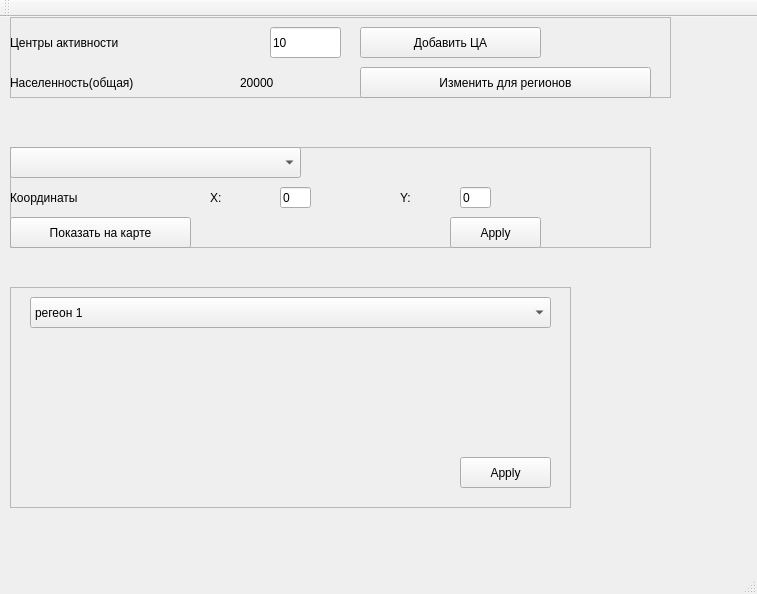
First picture: the form in source/untitled.ui, repository s21dlemanskiy/Drones_Oman, before the edit.
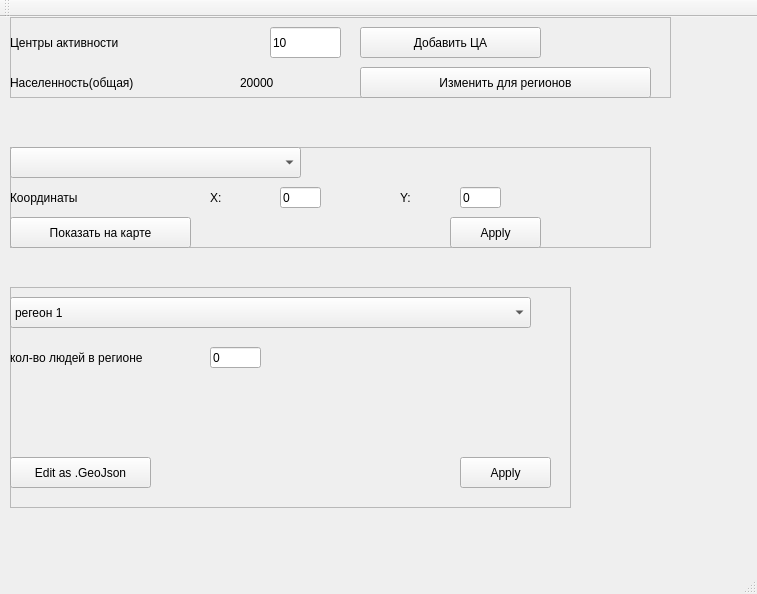
Second picture: the form after the edit.

What changed in the file:
```diff
--- a/source/untitled.ui
+++ b/source/untitled.ui
@@ -157,7 +157,7 @@
       <rect>
        <x>270</x>
        <y>40</y>
-       <width>31</width>
+       <width>41</width>
        <height>21</height>
       </rect>
      </property>
@@ -183,7 +183,7 @@
       <rect>
        <x>450</x>
        <y>40</y>
-       <width>31</width>
+       <width>41</width>
        <height>21</height>
       </rect>
      </property>
@@ -249,7 +249,7 @@
     <widget class="QComboBox" name="comboBox_2">
      <property name="geometry">
       <rect>
-       <x>20</x>
+       <x>0</x>
        <y>10</y>
        <width>521</width>
        <height>31</height>
@@ -279,6 +279,45 @@
       <string>Apply</string>
      </property>
     </widget>
+    <widget class="QPushButton" name="pushButton_6">
+     <property name="geometry">
+      <rect>
+       <x>0</x>
+       <y>170</y>
+       <width>141</width>
+       <height>31</height>
+      </rect>
+     </property>
+     <property name="text">
+      <string>Edit as .GeoJson</string>
+     </property>
+    </widget>
+    <widget class="QLineEdit" name="Count_people_region">
+     <property name="geometry">
+      <rect>
+       <x>200</x>
+       <y>60</y>
+       <width>51</width>
+       <height>21</height>
+      </rect>
+     </property>
+     <property name="text">
+      <string>0</string>
+     </property>
+    </widget>
+    <widget class="QLabel" name="label_7">
+     <property name="geometry">
+      <rect>
+       <x>0</x>
+       <y>60</y>
+       <width>181</width>
+       <height>21</height>
+      </rect>
+     </property>
+     <property name="text">
+      <string>кол-во людей в регионе</string>
+     </property>
+    </widget>
    </widget>
   </widget>
   <widget class="QMenuBar" name="menubar">
```
